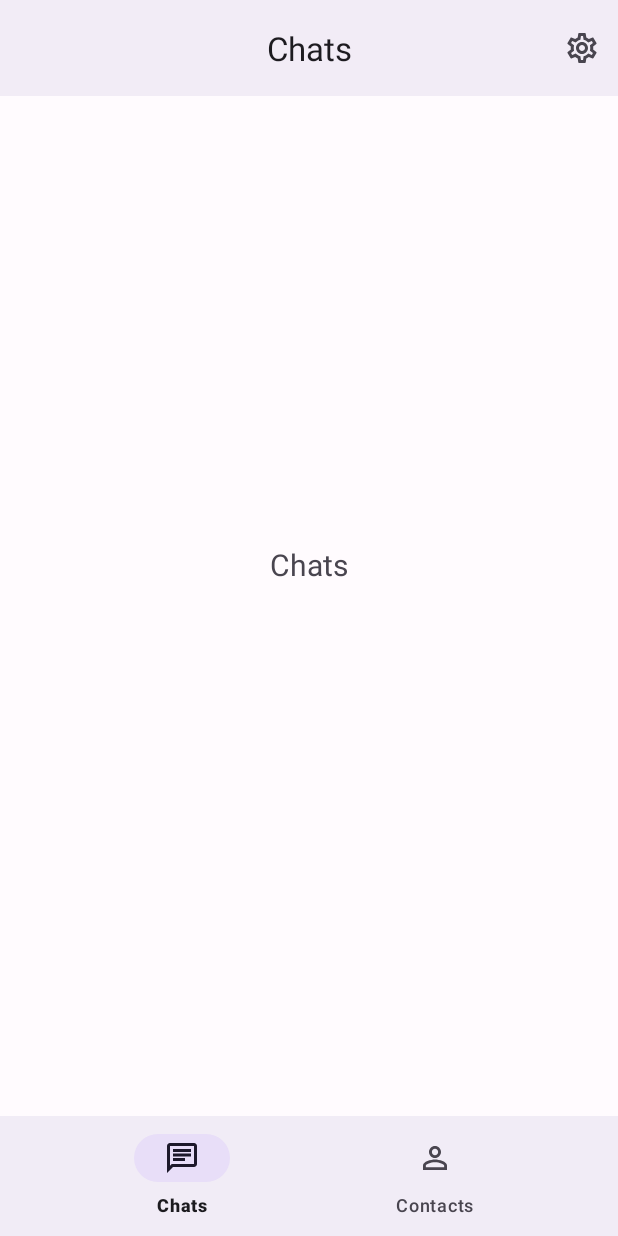
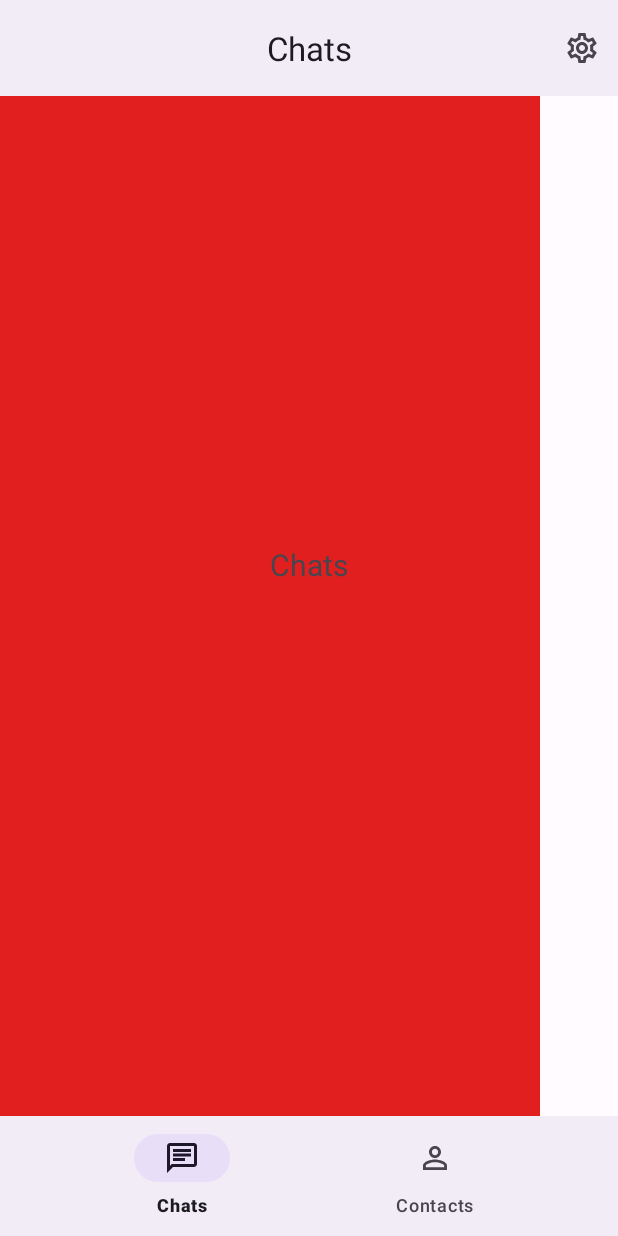
Before and after one commit to Omasyo/MessageOwl, an Android app: the screen it shows after launch (MainActivity), on a phone screen of 412 x 824 dp. Run offline under Robolectric (Android 15) with nearby library versions, the phone set to English and light mode, and no system bars; our stand-ins replace navigation-ui.

Commit message:
before the storm

```diff
--- a/app/src/main/java/com/xtapps/messageowl/MainActivity.kt
+++ b/app/src/main/java/com/xtapps/messageowl/MainActivity.kt
@@ -3,7 +3,9 @@ package com.xtapps.messageowl
 import android.os.Bundle
 import com.google.android.material.bottomnavigation.BottomNavigationView
 import androidx.appcompat.app.AppCompatActivity
+import androidx.navigation.NavOptions
 import androidx.navigation.findNavController
+import androidx.navigation.fragment.NavHostFragment
 import androidx.navigation.ui.AppBarConfiguration
 import androidx.navigation.ui.setupActionBarWithNavController
 import androidx.navigation.ui.setupWithNavController
@@ -21,12 +23,21 @@ class MainActivity : AppCompatActivity() {
 
         val navView: BottomNavigationView = binding.navView
 
-        val navController = findNavController(R.id.nav_host_fragment_activity_main)
-        navView.setupWithNavController(navController)
+        val navHostFragment =
+            supportFragmentManager.findFragmentById(R.id.nav_host_fragment_activity_main) as NavHostFragment
+        val navController = navHostFragment.navController
+//        val options = NavOptions.Builder()
+//            .setLaunchSingleTop(true)
+//            .setEnterAnim(android.R.anim.fade_in)
+//            .setExitAnim(android.R.anim.fade_out)
+//            .setPopEnterAnim(android.R.anim.fade_in)
+//            .setPopExitAnim(android.R.anim.fade_out)
+//            .build()
+//        navView.setupWithNavController(navController)
         navView.setOnItemSelectedListener {
             binding.materialToolbar.title = it.title
             navController.navigate(it.itemId)
-            false
+            true
         }
     }
 
--- a/app/src/main/res/layout/activity_main.xml
+++ b/app/src/main/res/layout/activity_main.xml
@@ -17,6 +17,14 @@
         app:title="@string/chats"
         app:titleCentered="true" />
 
+    <com.google.android.material.navigation.NavigationView
+        android:layout_width="wrap_content"
+        android:layout_height="match_parent"
+        android:background="#E11F1F"
+        app:layout_constraintBottom_toBottomOf="parent"
+        app:layout_constraintStart_toStartOf="parent"
+        app:layout_constraintTop_toTopOf="parent" />
+
     <com.google.android.material.bottomnavigation.BottomNavigationView
         android:id="@+id/nav_view"
         android:layout_width="0dp"
@@ -27,7 +35,7 @@
         app:layout_constraintRight_toRightOf="parent"
         app:menu="@menu/bottom_nav_menu" />
 
-    <fragment
+    <androidx.fragment.app.FragmentContainerView
         android:id="@+id/nav_host_fragment_activity_main"
         android:name="androidx.navigation.fragment.NavHostFragment"
         android:layout_width="match_parent"
@@ -39,4 +47,6 @@
         app:layout_constraintTop_toTopOf="@id/materialToolbar"
         app:navGraph="@navigation/mobile_navigation" />
 
+
+
 </androidx.constraintlayout.widget.ConstraintLayout>
--- /dev/null
+++ b/app/src/main/res/values-land/dimens.xml
@@ -0,0 +1,3 @@
+<resources>
+    <dimen name="fab_margin">48dp</dimen>
+</resources>
--- a/app/src/main/res/values-night/themes.xml
+++ b/app/src/main/res/values-night/themes.xml
@@ -27,7 +27,5 @@
         <item name="colorOnSurfaceInverse">@color/md_theme_dark_inverseOnSurface</item>
         <item name="colorSurfaceInverse">@color/md_theme_dark_inverseSurface</item>
         <item name="colorPrimaryInverse">@color/md_theme_dark_primaryInverse</item>
-
-        <item name="android:statusBarColor">@android:color/transparent</item>
     </style>
 </resources>
--- /dev/null
+++ b/app/src/main/res/values-w1240dp/dimens.xml
@@ -0,0 +1,3 @@
+<resources>
+    <dimen name="fab_margin">200dp</dimen>
+</resources>
--- /dev/null
+++ b/app/src/main/res/values-w600dp/dimens.xml
@@ -0,0 +1,3 @@
+<resources>
+    <dimen name="fab_margin">48dp</dimen>
+</resources>
--- a/app/src/main/res/values/dimens.xml
+++ b/app/src/main/res/values/dimens.xml
@@ -2,4 +2,7 @@
     <!-- Default screen margins, per the Android Design guidelines. -->
     <dimen name="activity_horizontal_margin">16dp</dimen>
     <dimen name="activity_vertical_margin">16dp</dimen>
+    <dimen name="nav_header_vertical_spacing">8dp</dimen>
+    <dimen name="nav_header_height">176dp</dimen>
+    <dimen name="fab_margin">16dp</dimen>
 </resources>
--- a/app/src/main/res/values/themes.xml
+++ b/app/src/main/res/values/themes.xml
@@ -28,9 +28,14 @@
         <item name="colorSurfaceInverse">@color/md_theme_light_inverseSurface</item>
         <item name="colorPrimaryInverse">@color/md_theme_light_primaryInverse</item>
 
-        <item name="android:statusBarColor">?attr/colorOnPrimaryContainer</item>
-        <item name="android:windowTranslucentStatus">true</item>
-        <item name="android:windowLightStatusBar">true</item>
-        <item name="android:fitsSystemWindows">true</item>
     </style>
+
+    <style name="Theme.MessageOwl.NoActionBar">
+        <item name="windowActionBar">false</item>
+        <item name="windowNoTitle">true</item>
+    </style>
+
+    <style name="Theme.MessageOwl.AppBarOverlay" parent="ThemeOverlay.AppCompat.Dark.ActionBar" />
+
+    <style name="Theme.MessageOwl.PopupOverlay" parent="ThemeOverlay.AppCompat.Light" />
 </resources>
```
Also changed, not shown: app/src/main/res/values/strings.xml (+11 -0 lines).
